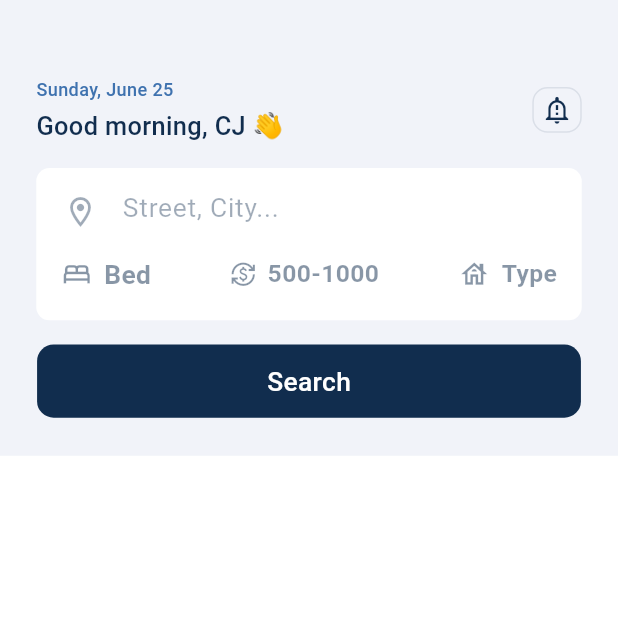
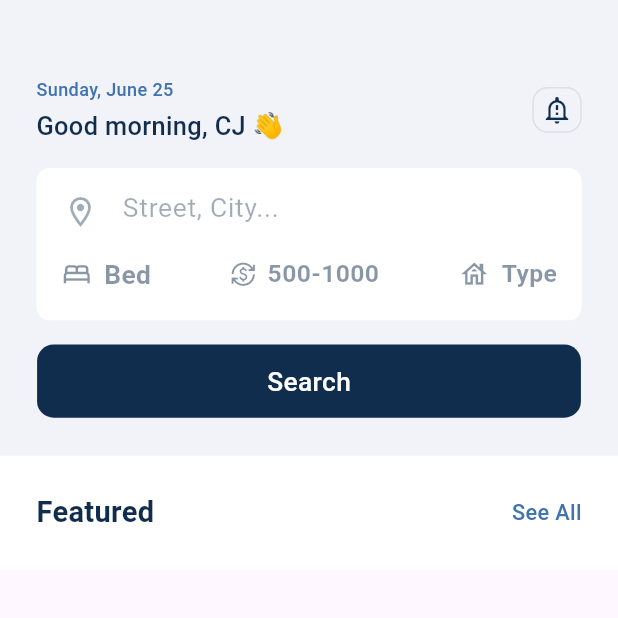
Before and after one commit to cjchika/realtor_mobile, a Flutter app: the HomePage screen opened by its route, on a phone screen of 412 x 824 dp, the top half of it. Run offline on Flutter 3.47's test engine with Material 2 defaults, Android fonts, the phone set to English and light mode, and no system bars; our stand-ins replace dio, flutter_riverpod, flutter_screenutil, freezed_annotation, shared_preferences, smooth_page_indicator; accounts and stored records are empty; generated files the repository leaves out were written again.

Commit message:
Home Screen

```diff
--- a/lib/pages/home/home_page.dart
+++ b/lib/pages/home/home_page.dart
@@ -3,6 +3,7 @@ import 'package:flutter_screenutil/flutter_screenutil.dart';
 import 'package:realtor_app/core/constants/app_colors.dart';
 import 'package:realtor_app/core/constants/app_style.dart';
 import 'package:realtor_app/pages/home/widgets/icon_text.dart';
+import 'package:realtor_app/pages/home/widgets/section_heading.dart';
 
 class HomePage extends StatelessWidget {
   const HomePage({super.key});
@@ -14,11 +15,13 @@ class HomePage extends StatelessWidget {
     return Scaffold(
       body: Container(
         color: AppColors.white,
+        child: SingleChildScrollView(
           child: Column(
             children: [
               Container(
                 color: AppColors.liteColor.withOpacity(0.4),
-              padding: EdgeInsets.only(left: 22.w, right: 22.w, top: 50.h, bottom: 25.h),
+                padding: EdgeInsets.only(
+                    left: 22.w, right: 22.w, top: 50.h, bottom: 25.h),
                 child: Column(
                   children: [
                     Row(
@@ -42,7 +45,8 @@ class HomePage extends StatelessWidget {
                         ),
                         Container(
                           decoration: BoxDecoration(
-                          borderRadius: BorderRadius.all(Radius.circular(10.h)),
+                            borderRadius:
+                                BorderRadius.all(Radius.circular(10.h)),
                             border: Border.all(
                                 color: AppColors.priColor.withOpacity(0.1)),
                           ),
@@ -132,17 +136,25 @@ class HomePage extends StatelessWidget {
                       child: Container(
                         width: 330.w,
                         height: 48.h,
-                      decoration:
-                      BoxDecoration(color: AppColors.priColor, borderRadius: BorderRadius.all(Radius.circular(10.w))),
-                      child: Center(child: Text("Search", style: appStyle(16, AppColors.white, FontWeight.w500),)),
-                    ),
-                  )
-                ],
+                        decoration: BoxDecoration(
+                            color: AppColors.priColor,
+                            borderRadius:
+                                BorderRadius.all(Radius.circular(10.w))),
+                        child: Center(
+                            child: Text(
+                          "Search",
+                          style: appStyle(16, AppColors.white, FontWeight.w500),
+                        )),
                       ),
                     )
                   ],
                 ),
               ),
+              SectionHeading(text: "Featured", onTap: () {})
+            ],
+          ),
+        ),
+      ),
     );
   }
 }
--- /dev/null
+++ b/lib/pages/home/widgets/section_heading.dart
@@ -0,0 +1,31 @@
+import 'package:flutter/material.dart';
+import 'package:flutter_screenutil/flutter_screenutil.dart';
+
+import '../../../core/constants/app_colors.dart';
+import '../../../core/constants/app_style.dart';
+
+class SectionHeading extends StatelessWidget {
+  const SectionHeading({super.key, required this.text, required this.onTap});
+
+  final String text;
+  final void Function() onTap;
+
+  @override
+  Widget build(BuildContext context) {
+    return Padding(
+      padding: EdgeInsets.all(22.w),
+      child: Row(
+        mainAxisAlignment: MainAxisAlignment.spaceBetween,
+        children: [
+          Text(text,
+              style: appStyle(16.sp, AppColors.priColor, FontWeight.w600)),
+          GestureDetector(
+            onTap: onTap,
+            child: Text("See All",
+                style: appStyle(12.sp, AppColors.secColor, FontWeight.w500)),
+          )
+        ],
+      ),
+    );
+  }
+}
```
Lines whose indentation alone changed are shown as unchanged.
